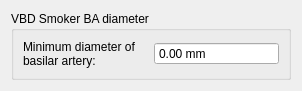
Above: codes/Controller/InteractorStyles/QInteractorStyleSurfaceCenterLineVBDSmokerBADiameter.ui from wuzhuobin/Vessel_Project before the change. Below: the same form after it.
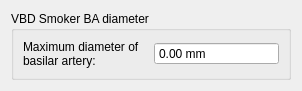
That is the form after the change.

The edit to the form file:
```diff
--- a/codes/Controller/InteractorStyles/QInteractorStyleSurfaceCenterLineVBDSmokerBADiameter.ui
+++ b/codes/Controller/InteractorStyles/QInteractorStyleSurfaceCenterLineVBDSmokerBADiameter.ui
@@ -25,7 +25,7 @@
         <item>
          <widget class="QLabel" name="label">
           <property name="text">
-           <string>Minimum diameter of 
+           <string>Maximum diameter of 
 basilar artery:</string>
           </property>
          </widget>
```
